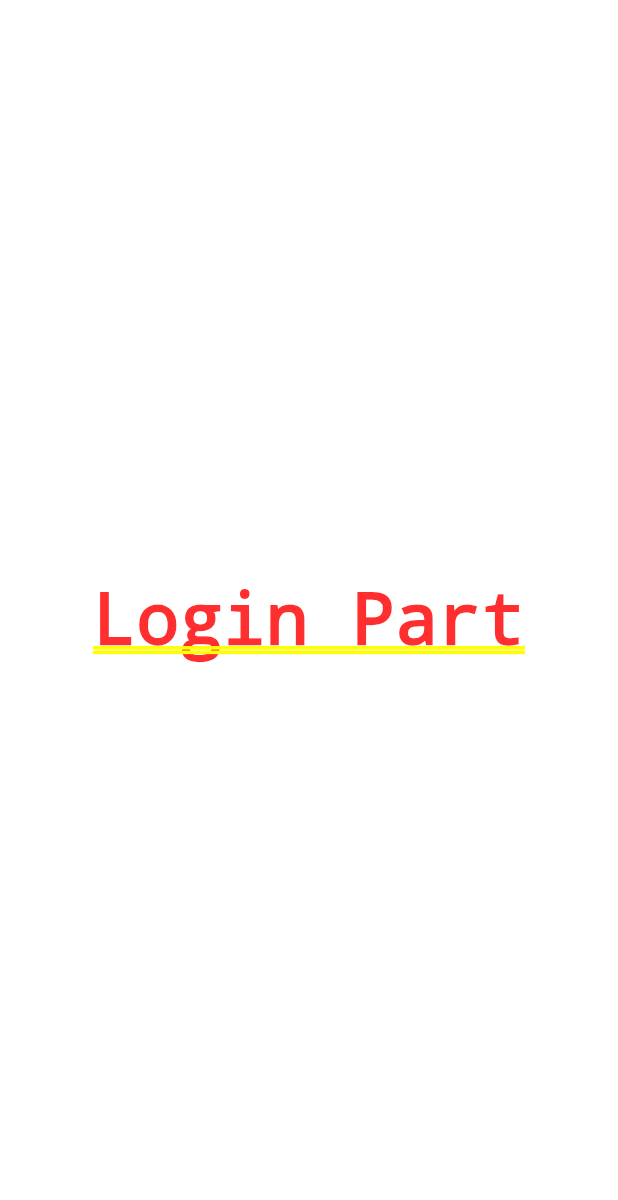
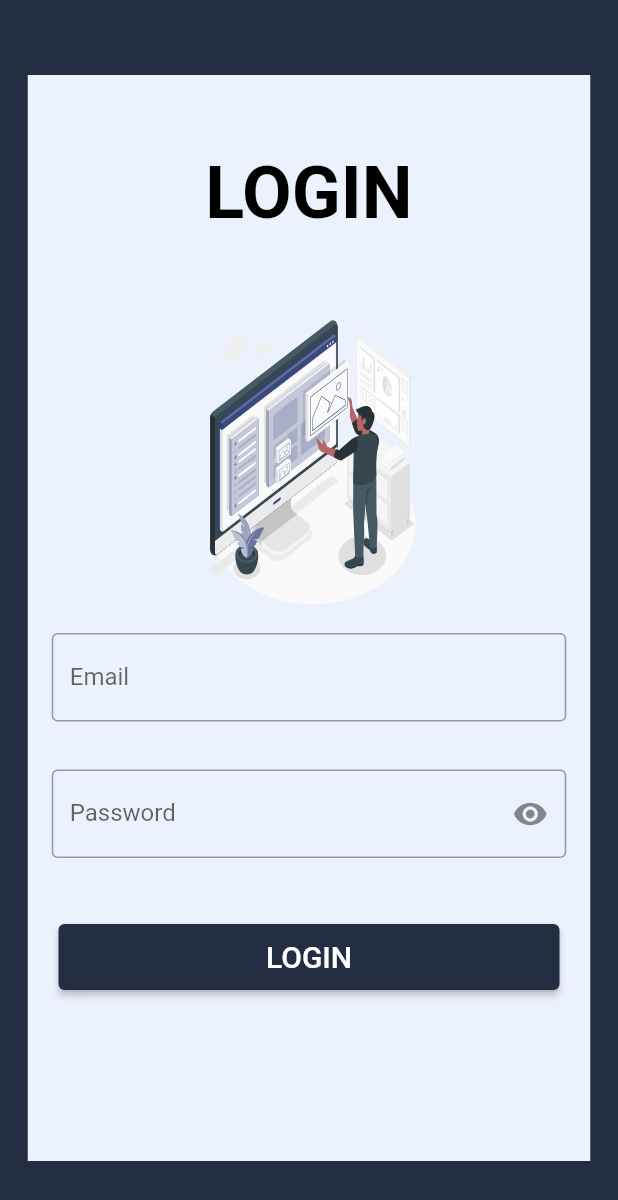
Before and after one commit to samedbcr/asset-management-app, a Flutter app: the screen it shows after launch, on a phone screen of 412 x 824 dp. Shown: the top 1200 px of the screen. Run offline on Flutter 3.47's test engine with Material 2 defaults, Android fonts, the phone set to English and light mode, and no system bars; our stand-ins replace flutter_svg.

Commit message:
Added login screen

```diff
--- a/lib/login/login.dart
+++ b/lib/login/login.dart
@@ -1,4 +1,6 @@
+import 'package:asset_management_app/theme/constants.dart';
 import 'package:flutter/material.dart';
+import 'package:flutter_svg/flutter_svg.dart';
 
 class Login extends StatefulWidget {
   @override
@@ -6,11 +8,92 @@ class Login extends StatefulWidget {
 }
 
 class _LoginState extends State<Login> {
+  bool _isObscure = true;
+
   @override
   Widget build(BuildContext context) {
-    return Container(
-      alignment: Alignment.center,
-      child: Text("Login Part"),
+    return Scaffold(
+      body: SafeArea(
+        child: Stack(
+          children: [
+            Container(
+              color: AppConstants.sidebarColor,
+            ),
+            Align(
+              child: Container(
+                margin: EdgeInsets.symmetric(vertical: 50),
+                alignment: Alignment.center,
+                width: 375,
+                height: 812,
+                color: AppConstants.backgroundColor,
+                child: Column(
+                  children: [
+                    Padding(
+                      padding: const EdgeInsets.symmetric(vertical: 50),
+                      child: Text(
+                        "LOGIN",
+                        style: CustomTextHeadline.headLine3,
+                      ),
+                    ),
+                    SvgPicture.asset("assets/icons/login.svg"),
+                    Padding(
+                      padding: const EdgeInsets.all(16.0),
+                      child: TextField(
+                        decoration: InputDecoration(
+                            border: OutlineInputBorder(),
+                            labelText: 'Email',
+                            hintText: 'Enter email'),
+                      ),
+                    ),
+                    Padding(
+                      padding: const EdgeInsets.all(16.0),
+                      child: TextField(
+                        obscureText: _isObscure,
+                        decoration: InputDecoration(
+                          border: OutlineInputBorder(),
+                          labelText: 'Password',
+                          hintText: 'Enter Password',
+                          suffixIcon: IconButton(
+                            icon: Icon(_isObscure
+                                ? Icons.visibility
+                                : Icons.visibility_off),
+                            onPressed: () {
+                              setState(() {
+                                _isObscure = !_isObscure;
+                              });
+                            },
+                          ),
+                        ),
+                      ),
+                    ),
+                    Container(
+                      margin: EdgeInsets.only(top: 20),
+                      width: 350,
+                      height: 60,
+                      child: ClipRRect(
+                        borderRadius: BorderRadius.circular(10),
+                        child: Padding(
+                          padding: const EdgeInsets.all(8.0),
+                          child: ElevatedButton(
+                            style: ElevatedButton.styleFrom(
+                                primary: AppConstants.sidebarColor),
+                            child: Text(
+                              "LOGIN",
+                              style:
+                                  TextStyle(color: Colors.white, fontSize: 20),
+                            ),
+                            onPressed: () {},
+                          ),
+                        ),
+                      ),
+                    ),
+                  ],
+                ),
+              ),
+            )
+          ],
+        ),
+      ),
     );
   }
 }
--- a/lib/main.dart
+++ b/lib/main.dart
@@ -16,7 +16,7 @@ class MyApp extends StatelessWidget {
   @override
   Widget build(BuildContext context) {
     return MaterialApp(
-      title: 'Material App',
+      title: 'Asset Management',
       debugShowCheckedModeBanner: false,
       initialRoute: '/',
       routes: {
```
